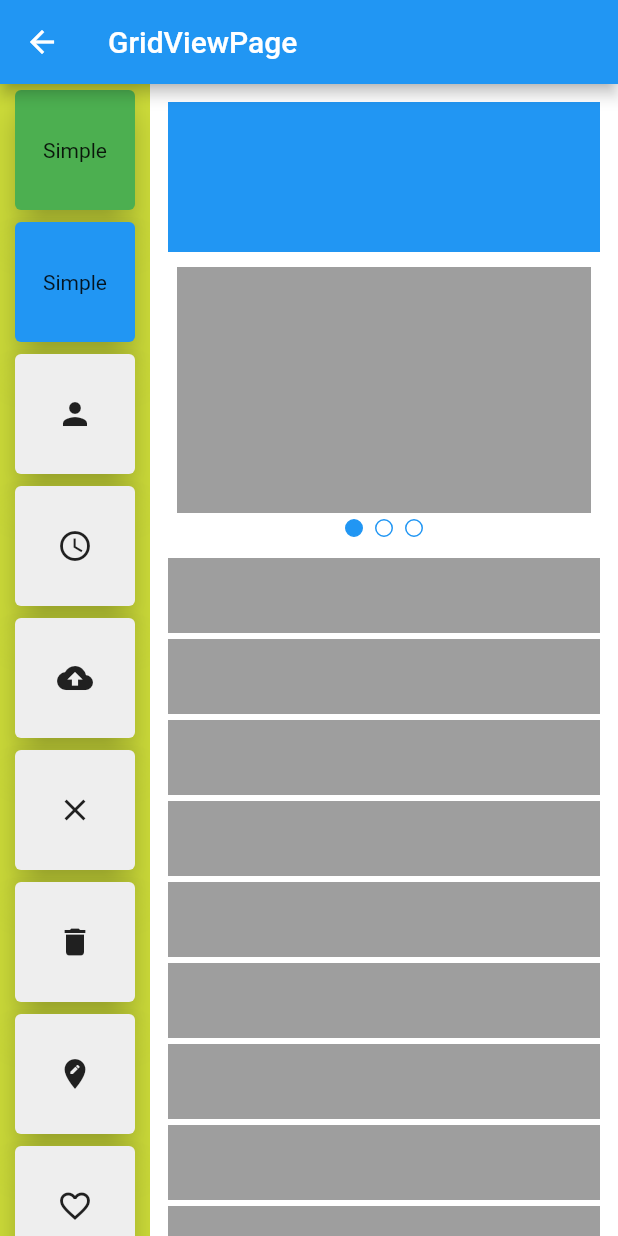
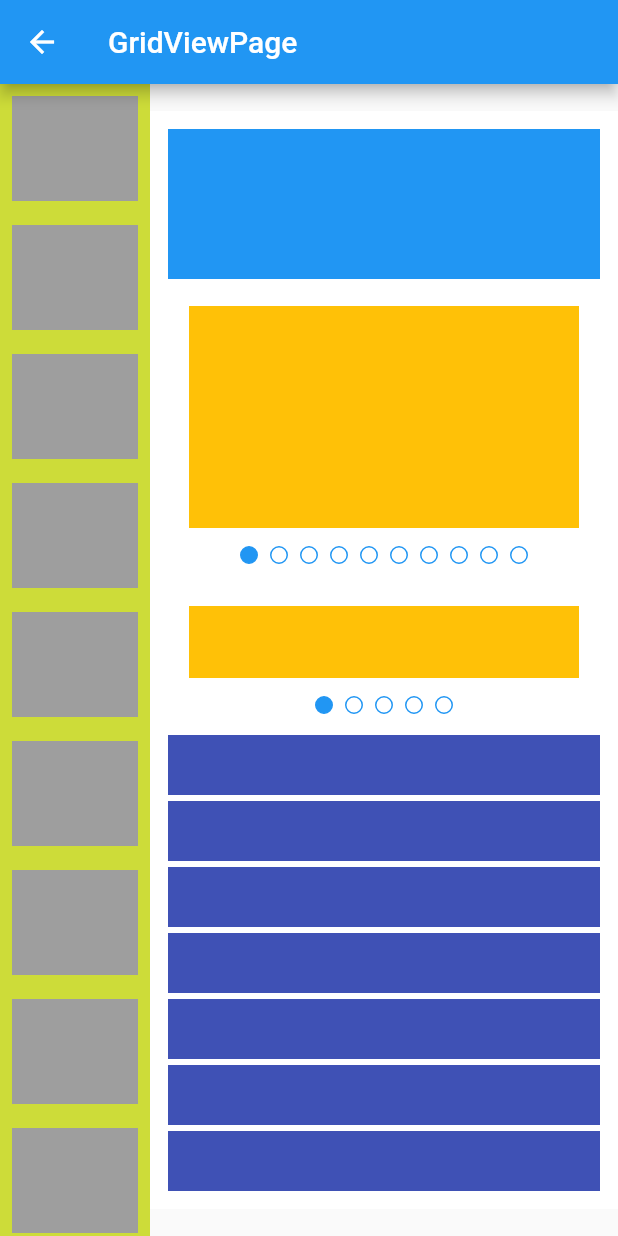
Before and after one commit to drmilde/flutter_app1, a Flutter app: the screen it shows after launch, in the side drawer, after a tap on "GridViewPage", on a phone screen of 412 x 824 dp. Run offline on Flutter 3.47's test engine with Material 2 defaults, Android fonts, the phone set to English and light mode, and no system bars; our stand-ins replace contacts_service, permission_handler; generated files the repository leaves out were written again.

Commit message:
Weitere Basis Widgets erstellt und eingebaut....

```diff
--- a/lib/pages/GridViewPage.dart
+++ b/lib/pages/GridViewPage.dart
@@ -1,5 +1,8 @@
 import 'package:flutter/material.dart';
-import 'package:flutter_app1/widgets/PageSelectorExample.dart';
+import 'package:flutter_app1/widgets/BoxWidget.dart';
+import 'package:flutter_app1/widgets/PageSelectorWidget.dart';
+import 'package:flutter_app1/widgets/SimpleCardRowWidget.dart';
+import 'package:flutter_app1/widgets/SmallBoxWidget.dart';
 
 class GridViewPage extends StatefulWidget {
   @override
@@ -8,17 +11,19 @@ class GridViewPage extends StatefulWidget {
 
 class _GridViewPageState extends State<GridViewPage> {
   final clickTiles = <Widget>[
-    simpleCardRow(Colors.green, 80.0, 80.0, Text("Simple")),
-    simpleCardRow(Colors.blue, 80.0, 80.0, Text("Simple")),
-    simpleCardRow(Colors.grey.shade200, 80.0, 80.0, Icon(Icons.person)),
-    simpleCardRow(Colors.grey.shade200, 80.0, 80.0, Icon(Icons.access_time)),
-    simpleCardRow(Colors.grey.shade200, 80.0, 80.0, Icon(Icons.backup)),
-    simpleCardRow(Colors.grey.shade200, 80.0, 80.0, Icon(Icons.clear)),
-    simpleCardRow(Colors.grey.shade200, 80.0, 80.0, Icon(Icons.delete)),
-    simpleCardRow(Colors.grey.shade200, 80.0, 80.0, Icon(Icons.edit_location)),
-    simpleCardRow(
-        Colors.grey.shade200, 80.0, 80.0, Icon(Icons.favorite_border)),
-    simpleCardRow(Colors.grey.shade200, 80.0, 80.0, Icon(Icons.favorite))
+    SimpleCardRowWidget(80.0, 80.0, Colors.green, Text("Simple")),
+    SimpleCardRowWidget(80.0, 80.0, Colors.blue, Text("Simple")),
+    SimpleCardRowWidget(80.0, 80.0, Colors.grey.shade200, Icon(Icons.person)),
+    SimpleCardRowWidget(
+        80.0, 80.0, Colors.grey.shade200, Icon(Icons.access_time)),
+    SimpleCardRowWidget(80.0, 80.0, Colors.grey.shade200, Icon(Icons.backup)),
+    SimpleCardRowWidget(80.0, 80.0, Colors.grey.shade200, Icon(Icons.clear)),
+    SimpleCardRowWidget(80.0, 80.0, Colors.grey.shade200, Icon(Icons.delete)),
+    SimpleCardRowWidget(
+        80.0, 80.0, Colors.grey.shade200, Icon(Icons.edit_location)),
+    SimpleCardRowWidget(
+        80.0, 80.0, Colors.grey.shade200, Icon(Icons.favorite_border)),
+    SimpleCardRowWidget(80.0, 80.0, Colors.grey.shade200, Icon(Icons.favorite))
   ];
 
   @override
@@ -40,7 +45,8 @@ class _GridViewPageState extends State<GridViewPage> {
           child: ListView.builder(
               itemCount: clickTiles.length,
               itemBuilder: (context, index) {
-                return clickTiles[index];
+                //return clickTiles[index];
+                return BoxWidget(70, 70, Colors.grey);
               }),
         ),
         Expanded(
@@ -57,40 +63,21 @@ class _GridViewPageState extends State<GridViewPage> {
                         color: Colors.blue,
                       ),
                     ),
-                    PageSelectorExample(),
-                    smallPart(),
-                    smallPart(),
-                    smallPart(),
-                    smallPart(),
-                    smallPart(),
-                    smallPart(),
-                    smallPart(),
-                    smallPart(),
-                    smallPart(),
-                    smallPart(),
-                    smallPart(),
-                    smallPart(),
-                    smallPart(),
-                    smallPart(),
-                    smallPart(),
-                    smallPart(),
-                    smallPart(),
+                    PageSelectorWidget(300, 200, 10),
+                    PageSelectorWidget(300, 100, 5),
+                    SmallBoxWidget(40, Colors.indigo),
+                    SmallBoxWidget(40, Colors.indigo),
+                    SmallBoxWidget(40, Colors.indigo),
+                    SmallBoxWidget(40, Colors.indigo),
+                    SmallBoxWidget(40, Colors.indigo),
+                    SmallBoxWidget(40, Colors.indigo),
+                    SmallBoxWidget(40, Colors.indigo),
                   ],
                 )),
           ),
         )
         //createSecondaryList(),
       ],
-    );
-  }
-
-  Padding smallPart() {
-    return Padding(
-      padding: EdgeInsets.all(2),
-      child: Container(
-        height: 50,
-        color: Colors.grey,
-      ),
     );
   }
 
@@ -190,33 +177,4 @@ class _GridViewPageState extends State<GridViewPage> {
       },
     );
   }
-
-  static Row simpleCardRow(color, width, height, content) {
-    return Row(
-      mainAxisAlignment: MainAxisAlignment.center,
-      children: <Widget>[
-        Card(
-          color: color,
-          // The elevation determines shade.
-          elevation: 10.0,
-          child: InkWell(
-            splashColor: Colors.blue.shade100,
-            onTap: () {},
-            child: Container(
-              constraints: BoxConstraints.expand(width: width, height: height),
-              child: Center(
-                child: Row(
-                  mainAxisAlignment: MainAxisAlignment.center,
-                  crossAxisAlignment: CrossAxisAlignment.center,
-                  children: <Widget>[
-                    content,
-                  ],
-                ),
-              ),
-            ),
-          ),
-        ),
-      ],
-    );
-  }
 }
--- a/lib/pages/PageSelectorPage.dart
+++ b/lib/pages/PageSelectorPage.dart
@@ -1,5 +1,5 @@
 import 'package:flutter/material.dart';
-import 'package:flutter_app1/widgets/PageSelectorExample.dart';
+import 'package:flutter_app1/widgets/PageSelectorWidget.dart';
 
 class PageSelectorPage extends StatefulWidget {
   @override
@@ -10,7 +10,7 @@ class _PageSelectorPageState extends State<PageSelectorPage> {
   @override
   Widget build(BuildContext context) {
     return Scaffold(
-      body: SafeArea(child: PageSelectorExample()),
+      body: SafeArea(child: PageSelectorWidget(200, 200, 7)),
     );
   }
 }
--- /dev/null
+++ b/lib/widgets/BoxWidget.dart
@@ -0,0 +1,31 @@
+import 'package:flutter/material.dart';
+
+class BoxWidget extends StatelessWidget {
+  Color _color = Colors.blue;
+  double _height = 100.0;
+  double _width = 30.0;
+
+  BoxWidget(
+    this._width,
+    this._height,
+    this._color,
+  );
+
+  @override
+  Widget build(BuildContext context) {
+    return Padding(
+      padding: const EdgeInsets.all(8.0),
+      child: InkWell(
+        splashColor: Colors.white,
+        onTap: () {},
+        child: Container(
+          color: _color,
+          child: SizedBox(
+            width: _width,
+            height: _height,
+          ),
+        ),
+      ),
+    );
+  }
+}
--- a/lib/widgets/CustomDrawer.dart
+++ b/lib/widgets/CustomDrawer.dart
@@ -7,7 +7,6 @@ import 'package:flutter_app1/pages/ContactListPage.dart';
 import 'package:flutter_app1/pages/GridViewPage.dart';
 import 'package:flutter_app1/pages/InputPage.dart';
 import 'package:flutter_app1/pages/ListCardPage.dart';
-import 'package:flutter_app1/pages/PageSelectorPage.dart';
 import 'package:flutter_app1/pages/SliverListPage.dart';
 
 class CustomDrawer extends StatefulWidget {
--- a/lib/widgets/PageSelectorExample.dart
+++ /dev/null
@@ -1,61 +0,0 @@
-import 'package:flutter/material.dart';
-
-class PageSelectorExample extends StatelessWidget {
-  @override
-  Widget build(BuildContext context) {
-    return Container(
-      height: 200,
-      child: DefaultTabController(
-        length: 3,
-        child: Builder(
-          builder: (BuildContext context) => Padding(
-              padding: const EdgeInsets.all(8.0),
-              child: Column(
-                children: <Widget>[
-                  Expanded(
-                    child: IconTheme(
-                      data: IconThemeData(
-                        size: 128.0,
-                        color: Colors.orange,
-                      ),
-                      child: TabBarView(
-                        children: <Widget>[
-                          Container(
-                            color: Colors.grey,
-                            child: SizedBox(
-                              width: 100,
-                              height: 100,
-                            ),
-                          ),
-                          Container(
-                            color: Colors.green,
-                            child: SizedBox(
-                              width: 100,
-                              height: 100,
-                            ),
-                          ),
-                          Container(
-                            color: Colors.blue,
-                            child: SizedBox(
-                              width: 100,
-                              height: 100,
-                            ),
-                          ),
-                        ],
-                      ),
-                    ),
-                  ),
-                  TabPageSelector(),
-                ],
-              )),
-        ),
-      ),
-    );
-  }
-
-  static const _kIcons = <Icon>[
-    Icon(Icons.favorite),
-    Icon(Icons.tab),
-    Icon(Icons.satellite),
-  ];
-}
--- /dev/null
+++ b/lib/widgets/PageSelectorWidget.dart
@@ -0,0 +1,73 @@
+import 'package:flutter/material.dart';
+
+import 'BoxWidget.dart';
+
+class PageSelectorWidget extends StatelessWidget {
+  double _height = 200.0;
+  double _width = 300.0;
+  int _numChildren = 4;
+
+  int _currentColor = 0;
+
+  var _colors = <Color>[
+    Colors.amber,
+    Colors.green,
+    Colors.red,
+    Colors.blue,
+    Colors.cyan,
+    Colors.deepOrange,
+    Colors.blueGrey,
+    Colors.indigo,
+  ];
+
+  List<BoxWidget> _children = new List<BoxWidget>();
+
+  PageSelectorWidget(double width, double height, numChildren) {
+    _height = height;
+    _width = width;
+    _numChildren = numChildren;
+
+    for (int i = 0; i < _numChildren; i++) {
+      _children.add(new BoxWidget(100, 100, _colors[_currentColor]));
+      _currentColor++;
+      _currentColor = _currentColor % _colors.length;
+    }
+  }
+
+  @override
+  Widget build(BuildContext context) {
+    return Container(
+      height: _height,
+      width: _width,
+      child: DefaultTabController(
+        length: _numChildren,
+        child: Builder(
+          builder: (BuildContext context) => Padding(
+              padding: const EdgeInsets.all(8.0),
+              child: Column(
+                children: <Widget>[
+                  Expanded(
+                    child: IconTheme(
+                      data: IconThemeData(
+                        size: 128.0,
+                        color: Colors.orange,
+                      ),
+                      child: TabBarView(
+                        children: _children,
+                      ),
+                    ),
+                  ),
+                  TabPageSelector(),
+                ],
+              )),
+        ),
+      ),
+    );
+  }
+
+  static const _kIcons = <Icon>[
+    Icon(Icons.favorite),
+    Icon(Icons.tab),
+    Icon(Icons.satellite),
+  ];
+}
--- /dev/null
+++ b/lib/widgets/SimpleCardRowWidget.dart
@@ -0,0 +1,41 @@
+import 'package:flutter/material.dart';
+
+class SimpleCardRowWidget extends StatelessWidget {
+  double _width;
+  double _height;
+  Color _color;
+  Widget _content;
+
+  SimpleCardRowWidget(this._width, this._height, this._color, this._content);
+
+  @override
+  Widget build(BuildContext context) {
+    return Row(
+      mainAxisAlignment: MainAxisAlignment.center,
+      children: <Widget>[
+        Card(
+          color: _color,
+          // The elevation determines shade.
+          elevation: 10.0,
+          child: InkWell(
+            splashColor: Colors.blue.shade100,
+            onTap: () {},
+            child: Container(
+              constraints:
+                  BoxConstraints.expand(width: _width, height: _height),
+              child: Center(
+                child: Row(
+                  mainAxisAlignment: MainAxisAlignment.center,
+                  crossAxisAlignment: CrossAxisAlignment.center,
+                  children: <Widget>[
+                    _content,
+                  ],
+                ),
+              ),
+            ),
+          ),
+        ),
+      ],
+    );
+  }
+}
--- /dev/null
+++ b/lib/widgets/SmallBoxWidget.dart
@@ -0,0 +1,23 @@
+import 'package:flutter/material.dart';
+
+class SmallBoxWidget extends StatelessWidget {
+  double _height;
+  Color _color;
+
+  SmallBoxWidget(this._height, this._color);
+
+  @override
+  Widget build(BuildContext context) {
+    return Padding(
+      padding: EdgeInsets.all(2),
+      child: InkWell(
+        onTap: () {},
+        splashColor: Colors.blue.shade100,
+        child: Container(
+          height: _height,
+          color: _color,
+        ),
+      ),
+    );
+  }
+}
```
